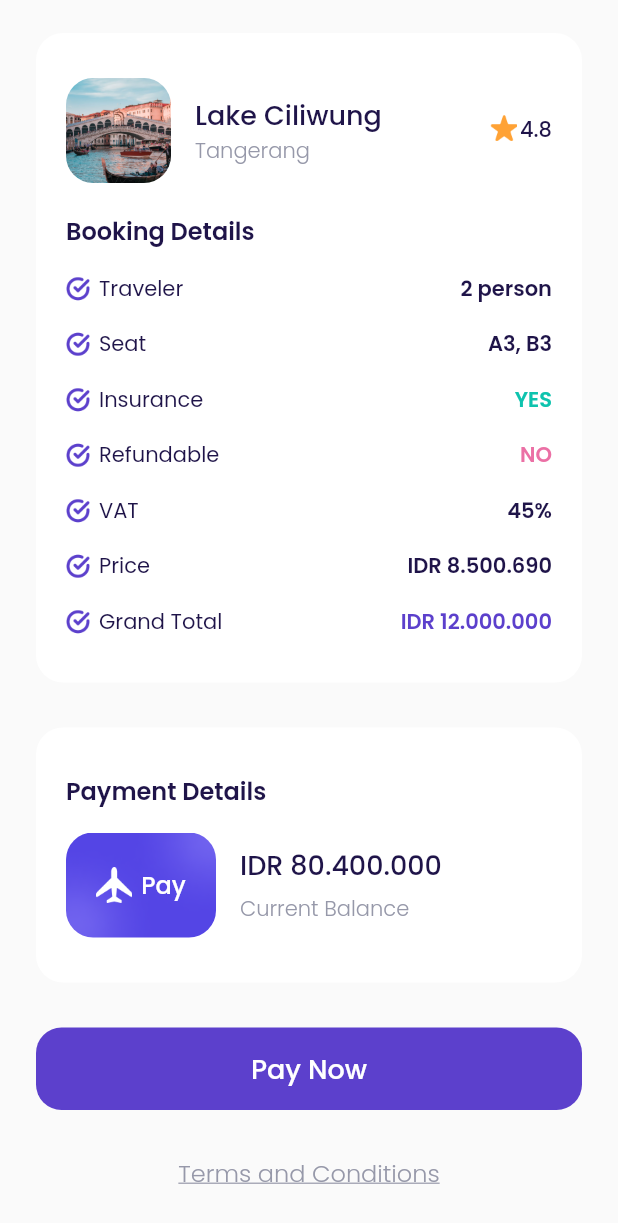
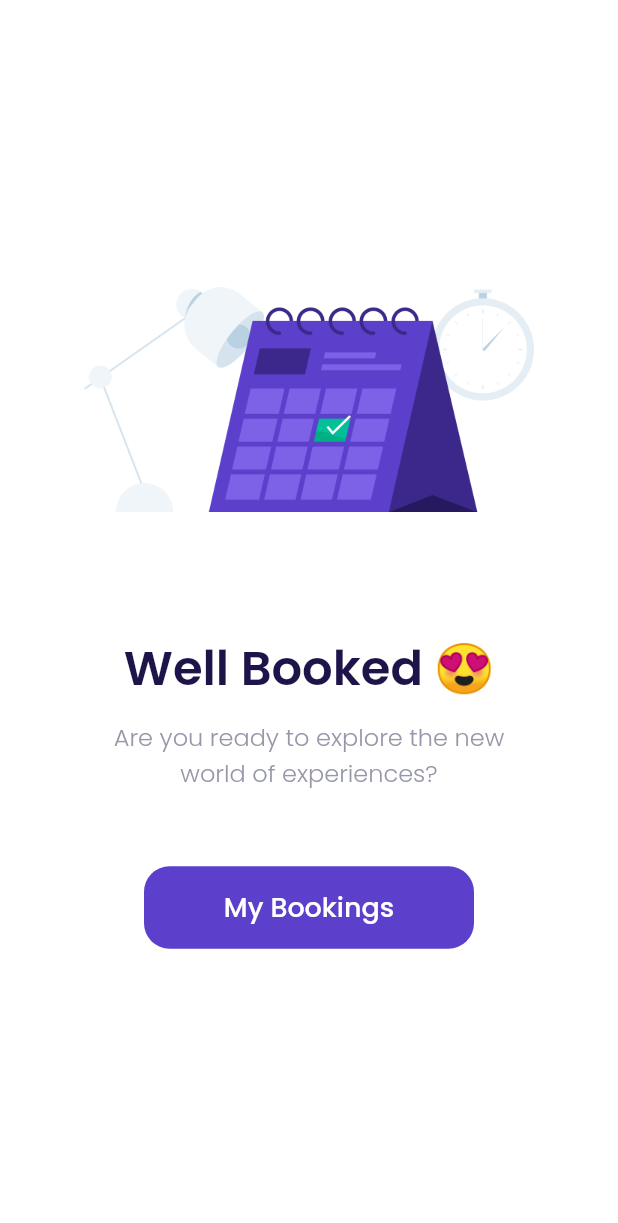
Before and after one commit to whisnuys/flutter-bookflights-app, a Flutter app: the CheckoutPage screen opened directly, scrolled down 190 dp, after a tap on "Pay Now", on a phone screen of 412 x 824 dp. Shown: the top 1223 px of the screen. Run offline on Flutter 3.47's test engine with Material 2 defaults, Android fonts, the phone set to English and light mode, and no system bars; our stand-ins replace google_fonts.

Commit message:
adding success checkout screens

```diff
--- a/lib/ui/pages/checkout_page.dart
+++ b/lib/ui/pages/checkout_page.dart
@@ -1,5 +1,6 @@
 // ignore_for_file: prefer_const_constructors
 
+import 'package:bwa_airplane/ui/pages/success_checkout_page.dart';
 import 'package:bwa_airplane/ui/widgets/booking_details_items.dart';
 import 'package:bwa_airplane/ui/widgets/custom_button.dart';
 import 'package:flutter/material.dart';
@@ -333,7 +334,14 @@
           paymentDetails(),
           CustomButton(
             title: "Pay Now",
-            onPressed: () {},
+            onPressed: () {
+              Navigator.push(
+                context,
+                MaterialPageRoute(
+                  builder: (context) => SuccessCheckoutPage(),
+                ),
+              );
+            },
             margin: EdgeInsets.only(
               top: 30,
             ),
--- /dev/null
+++ b/lib/ui/pages/success_checkout_page.dart
@@ -0,0 +1,62 @@
+// ignore_for_file: prefer_const_constructors
+
+import 'package:bwa_airplane/shared/theme.dart';
+import 'package:bwa_airplane/ui/widgets/custom_button.dart';
+import 'package:flutter/material.dart';
+
+class SuccessCheckoutPage extends StatelessWidget {
+  const SuccessCheckoutPage({Key? key}) : super(key: key);
+
+  @override
+  Widget build(BuildContext context) {
+    return Scaffold(
+      backgroundColor: kWhiteColor,
+      body: Center(
+        child: Column(
+          mainAxisAlignment: MainAxisAlignment.center,
+          children: [
+            Container(
+              width: 300,
+              height: 150,
+              margin: EdgeInsets.only(bottom: 80),
+              decoration: BoxDecoration(
+                image: DecorationImage(
+                  image: AssetImage('assets/image_success.png'),
+                ),
+              ),
+            ),
+            Text(
+              'Well Booked 😍',
+              style: blackTextStyle.copyWith(
+                fontSize: 32,
+                fontWeight: semiBold,
+              ),
+            ),
+            SizedBox(
+              height: 10,
+            ),
+            Text(
+              'Are you ready to explore the new\nworld of experiences?',
+              style: greyTextStyle.copyWith(
+                fontSize: 16,
+                fontWeight: light,
+              ),
+              textAlign: TextAlign.center,
+            ),
+            CustomButton(
+              title: 'My Bookings',
+              onPressed: () {
+                Navigator.pushNamedAndRemoveUntil(
+                    context, '/main', (route) => false);
+              },
+              width: 220,
+              margin: EdgeInsets.only(
+                top: 50,
+              ),
+            ),
+          ],
+        ),
+      ),
+    );
+  }
+}
```
Also changed, not shown: lib/ui/pages/setting_page.dart (added, +20 -0 lines), lib/ui/pages/transaction_page.dart (added, +20 -0 lines), lib/ui/pages/wallet_page.dart (added, +18 -0 lines).
